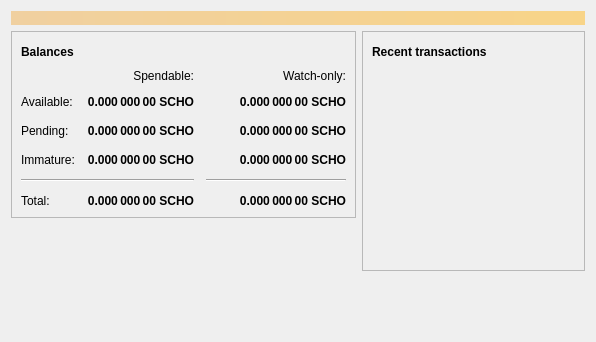
Above: src/qt/forms/overviewpage.ui from scholarshipcoin/scholarshipcoin before the change. Below: the same form after it.
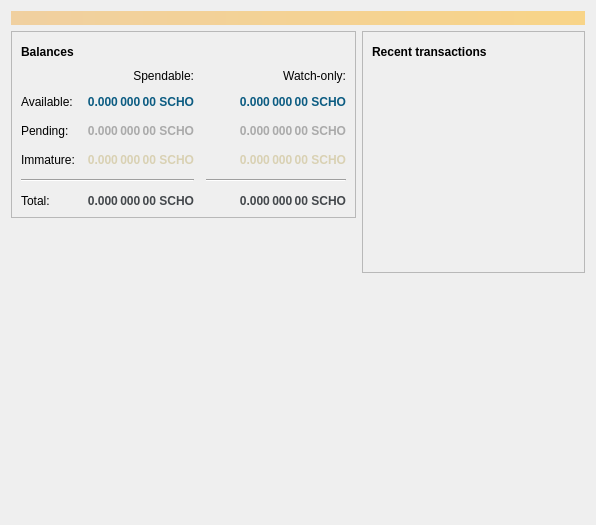
That is the form after the change. Icons and pictures are not drawn.

Commit message: Minor changes in QT wallet overview

```diff
--- a/src/qt/forms/overviewpage.ui
+++ b/src/qt/forms/overviewpage.ui
@@ -7,7 +7,7 @@
     <x>0</x>
     <y>0</y>
     <width>596</width>
-    <height>342</height>
+    <height>525</height>
    </rect>
   </property>
   <property name="windowTitle">
@@ -128,6 +128,9 @@
               <property name="toolTip">
                <string>Unconfirmed transactions to watch-only addresses</string>
               </property>
+              <property name="styleSheet">
+               <string notr="true">color: rgb(170, 170, 170);</string>
+              </property>
               <property name="text">
                <string notr="true">0.000 000 00 SCHO</string>
               </property>
@@ -153,6 +156,9 @@
               <property name="toolTip">
                <string>Total of transactions that have yet to be confirmed, and do not yet count toward the spendable balance</string>
               </property>
+              <property name="styleSheet">
+               <string notr="true">color: rgb(170, 170, 170);</string>
+              </property>
               <property name="text">
                <string notr="true">0.000 000 00 SCHO</string>
               </property>
@@ -178,6 +184,9 @@
               <property name="toolTip">
                <string>Mined balance in watch-only addresses that has not yet matured</string>
               </property>
+              <property name="styleSheet">
+               <string notr="true">color: rgb(217, 209, 179);</string>
+              </property>
               <property name="text">
                <string notr="true">0.000 000 00 SCHO</string>
               </property>
@@ -236,6 +245,9 @@
               <property name="toolTip">
                <string>Mined balance that has not yet matured</string>
               </property>
+              <property name="styleSheet">
+               <string notr="true">color: rgb(217, 209, 179);</string>
+              </property>
               <property name="text">
                <string notr="true">0.000 000 00 SCHO</string>
               </property>
@@ -281,6 +293,9 @@
               <property name="toolTip">
                <string>Your current total balance</string>
               </property>
+              <property name="styleSheet">
+               <string notr="true">color: rgb(68, 72, 76);</string>
+              </property>
               <property name="text">
                <string notr="true">0.000 000 00 SCHO</string>
               </property>
@@ -306,6 +321,9 @@
               <property name="toolTip">
                <string>Current total balance in watch-only addresses</string>
               </property>
+              <property name="styleSheet">
+               <string notr="true">color: rgb(68, 72, 76);</string>
+              </property>
               <property name="text">
                <string notr="true">0.000 000 00 SCHO</string>
               </property>
@@ -348,6 +366,9 @@
               <property name="toolTip">
                <string>Your current spendable balance</string>
               </property>
+              <property name="styleSheet">
+               <string notr="true">color: rgb(12, 92, 130);</string>
+              </property>
               <property name="text">
                <string notr="true">0.000 000 00 SCHO</string>
               </property>
@@ -373,6 +394,9 @@
               <property name="toolTip">
                <string>Your current balance in watch-only addresses</string>
               </property>
+              <property name="styleSheet">
+               <string notr="true">color: rgb(12, 92, 130);</string>
+              </property>
               <property name="text">
                <string notr="true">0.000 000 00 SCHO</string>
               </property>
```
Left out of the diff: 6 changed lines with no effect on the pictures. The commit also changes 1 other file.
